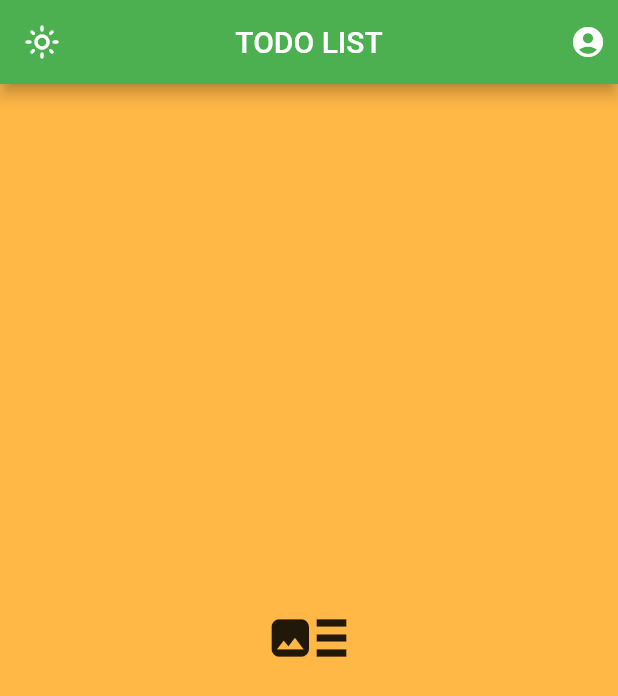
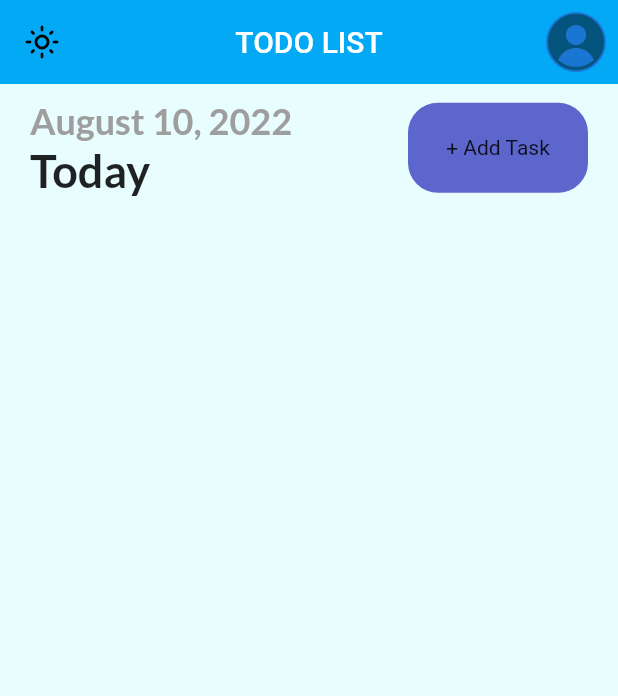
Before and after one commit to Tolulope05/flutter_todo_list, a Flutter app: the screen it shows after launch, on a phone screen of 412 x 824 dp. Shown: the top 696 px of the screen. Run offline on Flutter 3.47's test engine with Material 2 defaults, Android fonts, the phone set to English and light mode, and no system bars; our stand-ins replace flutter_local_notifications, get, get_storage, google_fonts, timezone.

Commit message:
worked with intl date and added addTaskBar

```diff
--- /dev/null
+++ b/lib/const/styles.dart
@@ -0,0 +1,22 @@
+import 'package:flutter/material.dart';
+import 'package:get/get.dart';
+import 'package:google_fonts/google_fonts.dart';
+
+TextStyle get headingStyle {
+  return GoogleFonts.lato(
+    textStyle: const TextStyle(
+      fontSize: 30,
+      fontWeight: FontWeight.bold,
+    ),
+  );
+}
+
+TextStyle get subHeadingStyle {
+  return GoogleFonts.lato(
+    textStyle: TextStyle(
+      fontSize: 24,
+      fontWeight: FontWeight.bold,
+      color: Get.isDarkMode ? Colors.grey[400] : Colors.grey,
+    ),
+  );
+}
--- a/lib/const/theme.dart
+++ b/lib/const/theme.dart
@@ -1,9 +1,10 @@
 import 'package:flutter/material.dart';
 
-const Color bluishColor = Color(0xff4e5ae8);
+const Color bluishColor = Color.fromARGB(255, 92, 102, 204);
 const Color yellowColor = Color(0xffffb746);
 const Color pinkColor = Color(0xffff4667);
 const Color white = Colors.white;
+const Color scaffoldBgColor = Color(0xFFE8FDFD);
 const Color darkGreyColor = Color(0xff121212);
 const Color headerColor = Color(0xff424242);
 
@@ -13,19 +14,24 @@ class Themes {
   static ThemeData light(BuildContext context) {
     return ThemeData(
       appBarTheme: Theme.of(context).appBarTheme.copyWith(
-              color: Colors.green,
+            color: Colors.lightBlue,
           ),
-        scaffoldBackgroundColor: yellowColor,
+      scaffoldBackgroundColor: scaffoldBgColor,
       primaryColor: primarycolor,
       brightness: Brightness.light,
-        buttonTheme:
-            Theme.of(context).buttonTheme.copyWith(buttonColor: Colors.green));
+      buttonTheme: Theme.of(context).buttonTheme.copyWith(
+            buttonColor: Colors.green,
+          ),
+      backgroundColor: Colors.lightBlue,
+    );
   }
 
   static ThemeData dark(BuildContext context) {
     return ThemeData(
       primaryColor: headerColor,
       brightness: Brightness.dark,
-        buttonTheme: Theme.of(context).buttonTheme.copyWith());
+      backgroundColor: darkGreyColor,
+      buttonTheme: Theme.of(context).buttonTheme.copyWith(),
+    );
   }
 }
--- a/lib/screens/home_page.dart
+++ b/lib/screens/home_page.dart
@@ -1,7 +1,10 @@
 import 'package:flutter/material.dart';
+import 'package:flutter_todo_list/const/styles.dart';
 import 'package:flutter_todo_list/services/notification_services.dart';
 import 'package:flutter_todo_list/services/theme_services.dart';
+import 'package:flutter_todo_list/widgets/button.dart';
 import 'package:get/get.dart';
+import 'package:intl/intl.dart';
 
 class MyHomePage extends StatefulWidget {
   const MyHomePage({Key? key}) : super(key: key);
@@ -17,29 +20,73 @@ class _MyHomePageState extends State<MyHomePage> {
     notifyHelper = NotifyHelper();
     notifyHelper.initalizeNotification();
     notifyHelper.requestIOSPermission();
-    notifyHelper.displayScheduledNotification(
-      title: "Wake up",
-      body: "Time to read!",
-    );
 
     super.initState();
   }
 
   @override
   Widget build(BuildContext context) {
+    // convert time to month date, year
+    // String _convertTimeToMonthDate(DateTime time) {
+    //   return '${time.month}/${time.day}/${time.year}';
+    // } // I used intl package instead.
+
     return Scaffold(
-      appBar: AppBar(
+      appBar: _appBar(context),
+      body: Column(
+        children: [
+          _addTaskBar(),
+        ],
+      ),
+    );
+  }
+
+  Container _addTaskBar() {
+    return Container(
+      margin: const EdgeInsets.only(left: 20.0, right: 20, top: 10),
+      child: Row(
+        mainAxisAlignment: MainAxisAlignment.spaceBetween,
+        children: [
+          Column(
+            crossAxisAlignment: CrossAxisAlignment.start,
+            children: [
+              Text(
+                DateFormat.yMMMMd().format(
+                  DateTime.now(),
+                ),
+                style: subHeadingStyle,
+              ),
+              Text("Today", style: headingStyle)
+            ],
+          ),
+          MyButton(
+            label: "+ Add Task",
+            onTap: () {},
+          )
+        ],
+      ),
+    );
+  }
+
+  AppBar _appBar(BuildContext context) {
+    return AppBar(
+      backgroundColor: Theme.of(context).backgroundColor,
+      elevation: 0,
       leading: IconButton(
           onPressed: () {
             // Get.isDarkMode
             //     ? Get.changeTheme(Themes.light(context))
             //     : Get.changeTheme(Themes.dark(context));
             ThemeServies().switchtheme();
-              NotifyHelper().displayNotification(
+            notifyHelper.displayNotification(
               title: "Theme Changed",
               body: Get.isDarkMode
                   ? "Light Mode activated!"
                   : "Dark Mode activated!",
+            );
+            notifyHelper.displayScheduledNotification(
+              title: "Wake up",
+              body: "Time to read!",
             );
             setState(() {});
           },
@@ -47,28 +94,19 @@ class _MyHomePageState extends State<MyHomePage> {
             Get.isDarkMode
                 ? Icons.dark_mode_outlined
                 : Icons.light_mode_outlined,
+            color: Get.isDarkMode ? Colors.white : Colors.black,
           )),
       title: const Text("TODO LIST"),
       centerTitle: true,
       actions: const [
         Padding(
           padding: EdgeInsets.all(8.0),
-            child: Icon(Icons.account_circle),
+          child: CircleAvatar(
+            // backgroundColor: Colors.transparent,
+            backgroundImage: AssetImage("assets/images/profile.png"),
+          ),
         )
       ],
-      ),
-      body: Column(
-        mainAxisAlignment: MainAxisAlignment.center,
-        children: const [
-          Center(
-            child: Icon(
-              Icons.art_track,
-              size: 60,
-            ),
-          ),
-          SizedBox(height: 30),
-        ],
-      ),
     );
   }
 }
--- /dev/null
+++ b/lib/widgets/button.dart
@@ -0,0 +1,27 @@
+import 'package:flutter/material.dart';
+import 'package:flutter_todo_list/const/theme.dart';
+
+class MyButton extends StatelessWidget {
+  final String label;
+  final VoidCallback onTap;
+  MyButton({
+    Key? key,
+    required this.label,
+    required this.onTap,
+  }) : super(key: key);
+
+  @override
+  Widget build(BuildContext context) {
+    return GestureDetector(
+      onTap: onTap,
+      child: Container(
+          width: 120,
+          height: 60,
+          decoration: BoxDecoration(
+            borderRadius: BorderRadius.circular(20),
+            color: primarycolor,
+          ),
+          child: Center(child: Text(label))),
+    );
+  }
+}
```
Also changed, not shown: pubspec.yaml (+4 -4 lines), assets/images/profile.png (added), pubspec.lock. Lines whose indentation alone changed are shown as unchanged.
